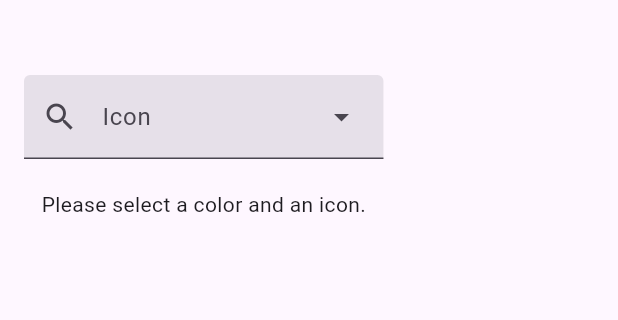
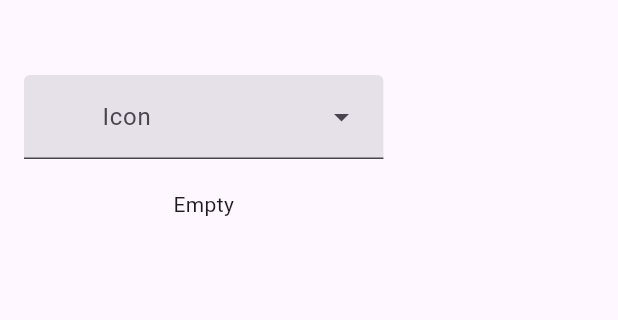
Before and after one commit to Nathan2055/csc4360-cw01, a Flutter app: the screen it shows after launch, on a phone screen of 412 x 824 dp, the part 63-383 px from its top. Run offline on Flutter 3.47's test engine with Material 3 defaults, Android fonts, the phone set to English and light mode, and no system bars.

Commit message:
Configured dropdown menu functionality

```diff
--- a/lib/main.dart
+++ b/lib/main.dart
@@ -118,9 +118,9 @@ class _ShapesDemoAppState extends State<ShapesDemoApp> {
                     children: <Widget>[
                       DropdownMenu<IconLabel>(
                         controller: iconController,
-                        enableFilter: true,
+                        enableFilter: false,
                         requestFocusOnTap: true,
-                        leadingIcon: const Icon(Icons.search),
+                        leadingIcon: Icon(selectedIcon?.icon),
                         label: const Text('Icon'),
                         inputDecorationTheme: const InputDecorationTheme(
                           filled: true,
@@ -137,6 +137,23 @@ class _ShapesDemoAppState extends State<ShapesDemoApp> {
                   ),
                 ),
               ),
+              if (selectedIcon != null) Text('${selectedIcon?.label}'),
+              if (selectedIcon == null) Text('Empty'),
+              /*
+              if (selectedIcon?.label == 'Smiley Face') const Text('Smiley'),
+              if (selectedIcon?.label == 'Frowny Face') const Text('Frowny'),
+              if (selectedIcon?.label == 'Party Face') const Text('Party'),
+              if (selectedIcon?.label == 'Heart Face') const Text('Heart'),
+              if (selectedIcon == null) const Text('Empty'),
+              */
+              /*
+              if (selectedIcon?.label == 'Smiley Face') const Text('Smiley'),
+              if (selectedIcon?.label == 'Frowny Face') const Text('Frowny'),
+              if (selectedIcon?.label == 'Party Face') const Text('Party'),
+              if (selectedIcon?.label == 'Heart Face') const Text('Heart'),
+              if (selectedIcon == null) const Text('Empty'),
+              */
+              /*
               if (selectedIcon != null)
                 SingleChildScrollView(
                   scrollDirection: Axis.horizontal,
@@ -153,7 +170,8 @@ class _ShapesDemoAppState extends State<ShapesDemoApp> {
                   ),
                 )
               else
-                const Text('Please select a color and an icon.'),
+                const Text(''),
+              */
             ],
           ),
         ),
```
